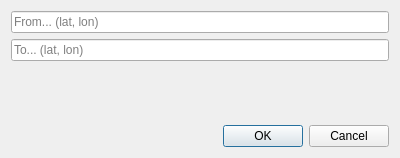
Qt form qrouting_dialog_base.ui (gis-ops/holladiewaldfee) before a commit.
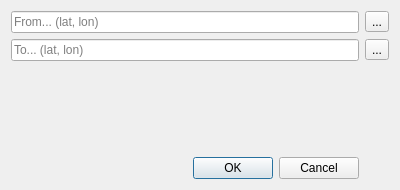
The same form after that commit. Custom widgets are drawn as their Qt base class.

Commit message: interactivity checkpoint #1

Diff of the .ui file:
```diff
--- a/qrouting_dialog_base.ui
+++ b/qrouting_dialog_base.ui
@@ -7,37 +7,14 @@
     <x>0</x>
     <y>0</y>
     <width>400</width>
-    <height>158</height>
+    <height>190</height>
    </rect>
   </property>
   <property name="windowTitle">
    <string>QRouting</string>
   </property>
-  <layout class="QVBoxLayout" name="verticalLayout">
-   <item>
-    <widget class="QgsFilterLineEdit" name="from_xy">
-     <property name="placeholderText">
-      <string>From... (lat, lon)</string>
-     </property>
-     <property name="qgisRelation" stdset="0">
-      <string notr="true"/>
-     </property>
-    </widget>
-   </item>
-   <item>
-    <widget class="QgsFilterLineEdit" name="to_xy">
-     <property name="placeholderText">
-      <string>To... (lat, lon)</string>
-     </property>
-     <property name="qgisRelation" stdset="0">
-      <string notr="true"/>
-     </property>
-    </widget>
-   </item>
-   <item>
-    <widget class="QgsProjectionSelectionWidget" name="crs_input"/>
-   </item>
-   <item>
+  <layout class="QGridLayout" name="gridLayout">
+   <item row="3" column="0">
     <widget class="QDialogButtonBox" name="button_box">
      <property name="orientation">
       <enum>Qt::Horizontal</enum>
@@ -47,6 +24,43 @@
      </property>
     </widget>
    </item>
+   <item row="1" column="0">
+    <widget class="QgsFilterLineEdit" name="to_xy">
+     <property name="placeholderText">
+      <string>To... (lat, lon)</string>
+     </property>
+     <property name="qgisRelation" stdset="0">
+      <string notr="true"/>
+     </property>
+    </widget>
+   </item>
+   <item row="0" column="0">
+    <widget class="QgsFilterLineEdit" name="from_xy">
+     <property name="placeholderText">
+      <string>From... (lat, lon)</string>
+     </property>
+     <property name="qgisRelation" stdset="0">
+      <string notr="true"/>
+     </property>
+    </widget>
+   </item>
+   <item row="0" column="1">
+    <widget class="QToolButton" name="from_map_button">
+     <property name="text">
+      <string>...</string>
+     </property>
+    </widget>
+   </item>
+   <item row="1" column="1">
+    <widget class="QToolButton" name="to_map_button">
+     <property name="text">
+      <string>...</string>
+     </property>
+    </widget>
+   </item>
+   <item row="2" column="0" colspan="2">
+    <widget class="QgsProjectionSelectionWidget" name="crs_input"/>
+   </item>
   </layout>
  </widget>
  <customwidgets>
```
The commit also changes 2 other files.
